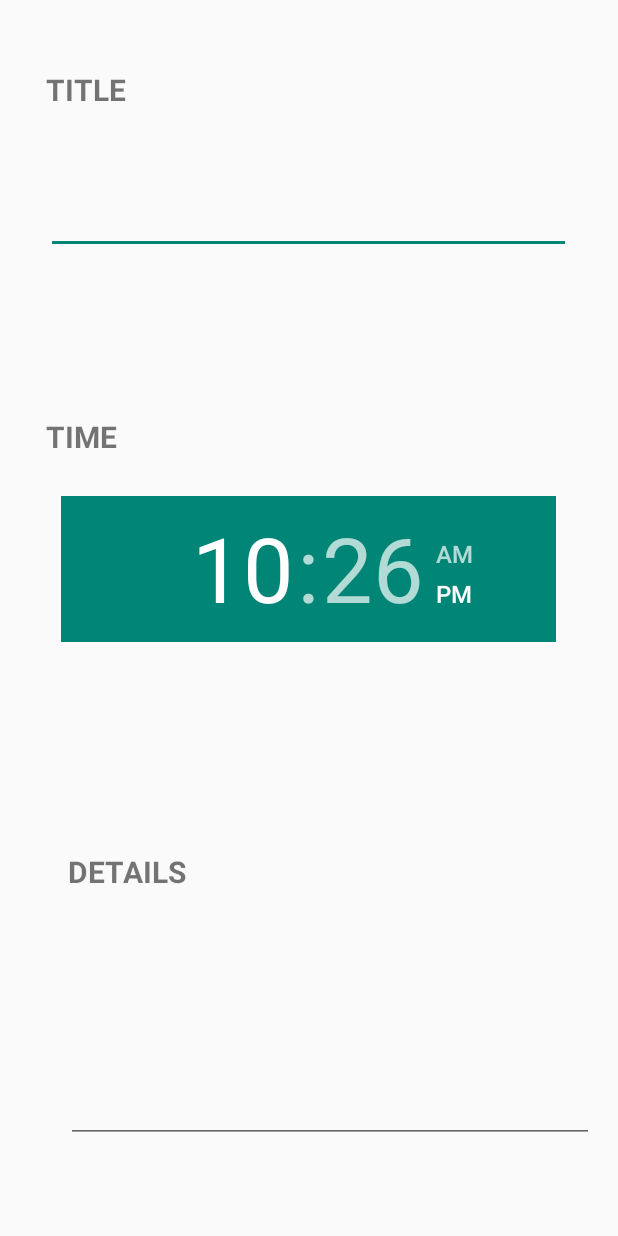
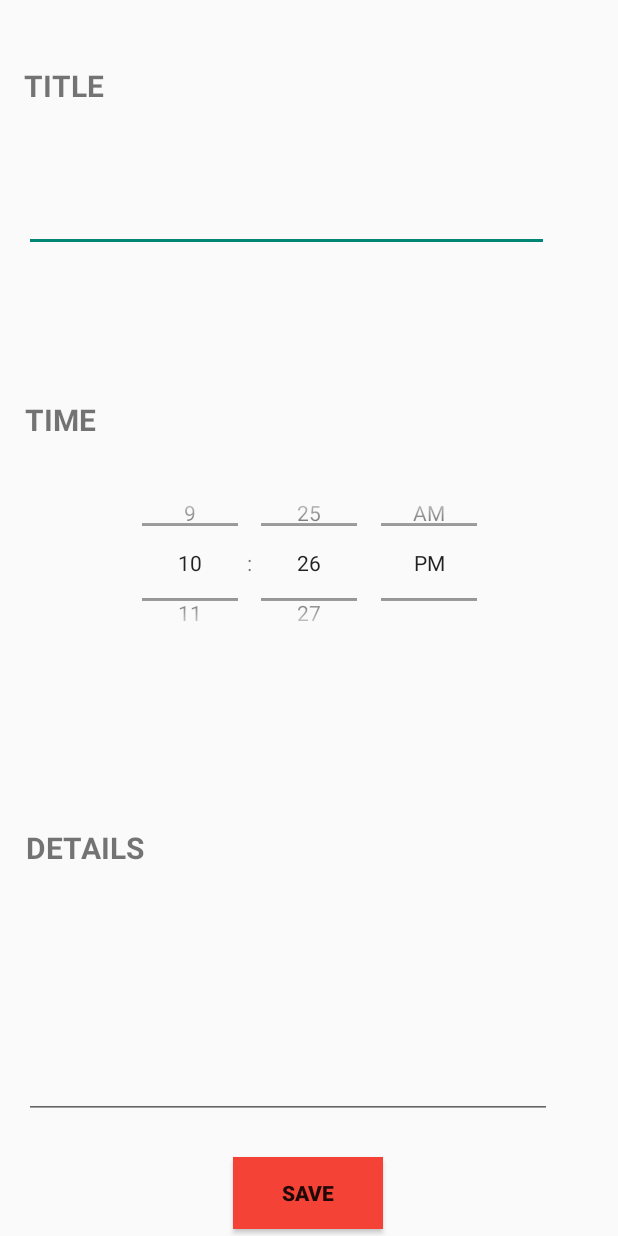
Before and after one commit to pavithB/MySchedule, an Android app: the CreateAppoinment screen opened directly, with no data from a screen before it, on a phone screen of 412 x 824 dp. Run offline under Robolectric (Android 15) with nearby library versions, the phone set to English and light mode, and no system bars.

Commit message:
done with ui in ceate appoinment ( not finalize )

```diff
--- a/app/src/main/java/com/pavithbuddhima/myschedule/CalenderMain.java
+++ b/app/src/main/java/com/pavithbuddhima/myschedule/CalenderMain.java
@@ -6,13 +6,23 @@ import android.net.wifi.p2p.WifiP2pManager;
 import android.support.v7.app.AppCompatActivity;
 import android.os.Bundle;
 import android.view.View;
+import android.widget.Button;
 
 public class CalenderMain extends AppCompatActivity implements View.OnClickListener {
+
+
+    Button createNew ;
+
 
     @Override
     protected void onCreate(Bundle savedInstanceState) {
         super.onCreate(savedInstanceState);
         setContentView(R.layout.activity_calender_main);
+
+        createNew = (Button) findViewById(R.id.create);
+
+        createNew.setOnClickListener(this);
+
     }
 
 
--- a/app/src/main/res/layout/activity_create_appoinment.xml
+++ b/app/src/main/res/layout/activity_create_appoinment.xml
@@ -16,13 +16,13 @@
         android:text="TITLE"
         android:textSize="20dp"
         android:textStyle="bold"
-        android:layout_marginLeft="0dp"
         app:layout_constraintLeft_toLeftOf="@+id/editText"
         android:layout_marginRight="8dp"
         app:layout_constraintRight_toRightOf="@+id/editText"
         app:layout_constraintHorizontal_bias="0.0"
-        android:layout_marginBottom="8dp"
-        app:layout_constraintBottom_toTopOf="@+id/editText" />
+        android:layout_marginBottom="9dp"
+        app:layout_constraintBottom_toTopOf="@+id/editText"
+        android:layout_marginEnd="8dp" />
 
     <TextView
         android:layout_width="119dp"
@@ -30,12 +30,10 @@
         android:text="TIME"
         android:textSize="20dp"
         android:textStyle="bold"
-        android:layout_marginLeft="-10dp"
-        app:layout_constraintLeft_toLeftOf="@+id/timePicker"
-        android:layout_marginRight="8dp"
+        android:layout_marginEnd="198dp"
+        android:layout_marginRight="198dp"
         app:layout_constraintRight_toRightOf="@+id/timePicker"
-        app:layout_constraintHorizontal_bias="0.0"
-        android:layout_marginBottom="18dp"
+        android:layout_marginBottom="8dp"
         app:layout_constraintBottom_toTopOf="@+id/timePicker" />
 
     <TextView
@@ -51,20 +49,27 @@
         app:layout_constraintLeft_toLeftOf="@+id/editText2"
         app:layout_constraintHorizontal_bias="1.0"
         android:layout_marginBottom="14dp"
-        app:layout_constraintBottom_toTopOf="@+id/editText2" />
+        app:layout_constraintBottom_toTopOf="@+id/editText2"
+        android:layout_marginStart="8dp"
+        android:layout_marginEnd="231dp" />
 
 
     <EditText
         android:layout_width="350dp"
         android:layout_height="80dp"
+        android:textAlignment="center"
+        android:textStyle="bold"
+        android:textSize="30dp"
         android:id="@+id/editText"
         android:layout_marginLeft="8dp"
         app:layout_constraintLeft_toLeftOf="parent"
         android:layout_marginRight="8dp"
         app:layout_constraintRight_toRightOf="parent"
         app:layout_constraintTop_toTopOf="parent"
-        android:layout_marginTop="89dp"
-        app:layout_constraintHorizontal_bias="0.488" />
+        android:layout_marginTop="88dp"
+        app:layout_constraintHorizontal_bias="0.177"
+        android:layout_marginStart="8dp"
+        android:layout_marginEnd="8dp" />
 
 
     <EditText
@@ -76,23 +81,42 @@
         android:layout_marginRight="8dp"
         app:layout_constraintRight_toRightOf="parent"
         app:layout_constraintBottom_toBottomOf="parent"
-        app:layout_constraintHorizontal_bias="0.813"
-        android:layout_marginBottom="62dp" />
+        app:layout_constraintHorizontal_bias="0.186"
+        android:layout_marginBottom="78dp"
+        android:layout_marginStart="8dp"
+        android:layout_marginEnd="8dp" />
 
     <TimePicker
+
         android:id="@+id/timePicker"
-        android:layout_width="330dp"
-        android:layout_height="97dp"
-        android:timePickerMode="clock"
+        android:layout_width="255dp"
+        android:layout_height="131dp"
+        android:timePickerMode="spinner"
         android:layout_marginLeft="8dp"
         app:layout_constraintLeft_toLeftOf="parent"
         android:layout_marginRight="8dp"
         app:layout_constraintRight_toRightOf="parent"
-        app:layout_constraintHorizontal_bias="0.492"
         android:layout_marginBottom="8dp"
         app:layout_constraintBottom_toTopOf="@+id/editText2"
         android:layout_marginTop="8dp"
         app:layout_constraintTop_toBottomOf="@+id/editText"
-        app:layout_constraintVertical_bias="0.46" />
+        app:layout_constraintVertical_bias="0.468"
+        android:layout_marginStart="8dp"
+        android:layout_marginEnd="8dp" />
+
+    <Button
+        android:layout_width="100dp"
+        android:layout_height="0dp"
+        android:id="@+id/savebtn"
+        android:layout_marginLeft="8dp"
+        app:layout_constraintLeft_toLeftOf="parent"
+        android:layout_marginRight="8dp"
+        app:layout_constraintRight_toRightOf="parent"
+        app:layout_constraintHorizontal_bias="0.498"
+        android:layout_marginTop="25dp"
+        app:layout_constraintTop_toBottomOf="@+id/editText2"
+        android:text="SAve"
+        android:textStyle="bold"
+        android:background="#F44336"/>
 
 </android.support.constraint.ConstraintLayout>
```
